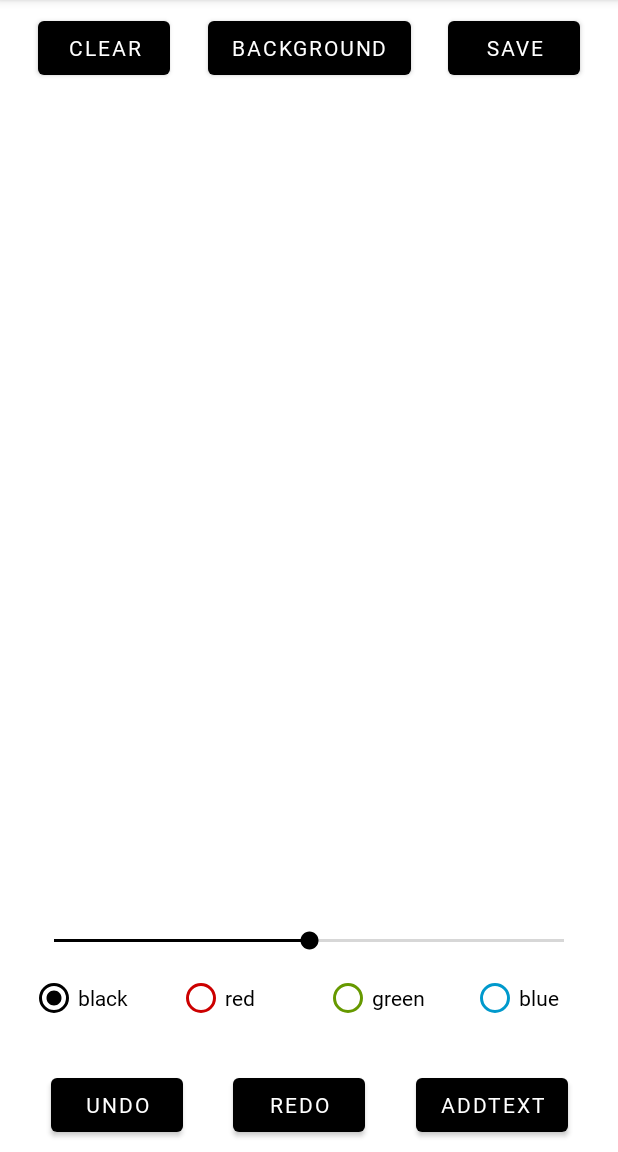
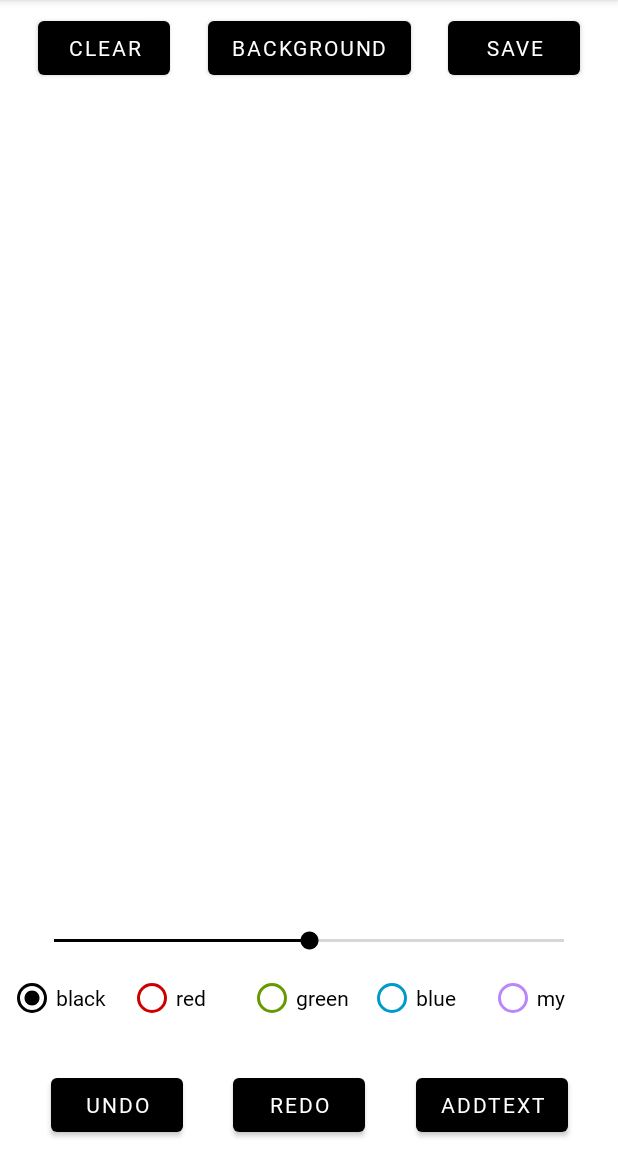
Before and after one commit to jsjclink/madcamp1w, an Android app: the fragment ThirdTab shown on its own in the app's theme, on a phone screen of 412 x 824 dp, the part 84-1236 px from its top. Run offline under Robolectric (Android 15) with nearby library versions, the phone set to English and light mode, and no system bars; libraries missing offline, so code that uses them is left out: yuku.ambilwarna.

Commit message:
implement (tab3)  add colorpicker

```diff
--- a/app/build.gradle
+++ b/app/build.gradle
@@ -45,4 +45,7 @@ dependencies {
     implementation 'com.github.chrisbanes:PhotoView:2.0.0'
     // This is for recyclerview selection
     implementation 'androidx.recyclerview:recyclerview-selection:1.0.0'
+
+    //colorpicker
+    dependencies { implementation 'com.github.yukuku:ambilwarna:2.0.1' }
 }
--- a/app/src/main/java/com/example/test2/ThirdTab.java
+++ b/app/src/main/java/com/example/test2/ThirdTab.java
@@ -35,17 +35,21 @@ import java.io.FileOutputStream;
 import java.io.IOException;
 import java.util.ArrayList;
 
+import yuku.ambilwarna.AmbilWarnaDialog;
+
 public class ThirdTab extends Fragment {
     CustomView customView;
     FrameLayout stage;
     RadioGroup radioGroup;
-    RadioButton radioBtnBlack, radioBtnRed, radioBtnGreen, radioBtnBlue;
+    RadioButton radioBtnBlack, radioBtnRed, radioBtnGreen, radioBtnBlue, radioMy;
     SeekBar seekBar;
     Button btnClear, btnSave, btnBackground, btnUndo, btnRedo, btnAddText;
 
     int color = Color.BLACK;
     float r = 5f;
     String firstTabNumberString;
+
+    int tColor;
 
     @Override
     public View onCreateView(LayoutInflater inflater, ViewGroup container, Bundle savedInstanceState) {
@@ -92,6 +96,7 @@ public class ThirdTab extends Fragment {
         radioBtnRed = v.findViewById(R.id.radioBtnRed);
         radioBtnGreen = v.findViewById(R.id.radioBtnGreen);
         radioBtnBlue = v.findViewById(R.id.radioBtnBlue);
+        radioMy = v.findViewById(R.id.radioMy);
         seekBar = v.findViewById(R.id.seekBar);
         btnClear = v.findViewById(R.id.clear);
         btnSave = v.findViewById(R.id.save);
@@ -118,10 +123,19 @@ public class ThirdTab extends Fragment {
                     case R.id.radioBtnBlue:
                         color = Color.BLUE;
                         break;
+                    case R.id.radioMy:
+                        openColorPicker();
+                        break;
                 }
                 seekBar.getThumb().setTint(color);
                 seekBar.getProgressDrawable().setTint(color);
                 customView.setPaintInfo(color, r * 2);
+            }
+        });
+        radioMy.setOnClickListener(new View.OnClickListener() {
+            @Override
+            public void onClick(View view) {
+                openColorPicker();
             }
         });
 
@@ -194,6 +208,25 @@ public class ThirdTab extends Fragment {
         });
     }
 
+    private void openColorPicker(){
+        AmbilWarnaDialog colorPicker = new AmbilWarnaDialog(getActivity(), tColor, new AmbilWarnaDialog.OnAmbilWarnaListener() {
+            @Override
+            public void onCancel(AmbilWarnaDialog dialog) {
+
+            }
+
+            @Override
+            public void onOk(AmbilWarnaDialog dialog, int color) {
+                ThirdTab.this.color = color;
+                ThirdTab.this.radioMy.getButtonDrawable().setTint(color);
+                seekBar.getThumb().setTint(color);
+                seekBar.getProgressDrawable().setTint(color);
+                customView.setPaintInfo(color, r*2);
+            }
+        });
+        colorPicker.show();
+    }
+
     public static Bitmap getBitmapFromView(View view) {
         //Define a bitmap with the same size as the view
         Bitmap returnedBitmap = Bitmap.createBitmap(view.getWidth(), view.getHeight(), Bitmap.Config.ARGB_8888);
--- a/app/src/main/res/layout/third_tab.xml
+++ b/app/src/main/res/layout/third_tab.xml
@@ -89,10 +89,12 @@
             android:id="@+id/radioGroup"
             android:layout_width="match_parent"
             android:layout_height="0dp"
-            android:layout_marginStart="20dp"
+            android:layout_marginStart="5dp"
             android:layout_marginTop="5dp"
+            android:layout_marginEnd="5dp"
             android:orientation="horizontal"
             app:layout_constraintBottom_toTopOf="@id/constraintLayout3"
+            app:layout_constraintEnd_toEndOf="parent"
             app:layout_constraintStart_toStartOf="parent"
             app:layout_constraintTop_toBottomOf="@id/seekBar">
 
@@ -103,6 +105,7 @@
                 android:layout_weight="1"
                 android:checked="true"
                 android:fontFamily="@font/spoqahansansneolight"
+                android:singleLine="true"
                 android:text="black"
                 tools:ignore="TouchTargetSizeCheck" />
 
@@ -113,6 +116,7 @@
                 android:layout_weight="1"
                 android:buttonTint="@android:color/holo_red_dark"
                 android:fontFamily="@font/spoqahansansneolight"
+                android:singleLine="true"
                 android:text="red"
                 tools:ignore="TouchTargetSizeCheck" />
 
@@ -123,6 +127,7 @@
                 android:layout_weight="1"
                 android:buttonTint="@android:color/holo_green_dark"
                 android:fontFamily="@font/spoqahansansneolight"
+                android:singleLine="true"
                 android:text="green"
                 tools:ignore="TouchTargetSizeCheck" />
 
@@ -133,7 +138,19 @@
                 android:layout_weight="1"
                 android:buttonTint="@android:color/holo_blue_dark"
                 android:fontFamily="@font/spoqahansansneolight"
+                android:singleLine="true"
                 android:text="blue"
+                tools:ignore="TouchTargetSizeCheck" />
+
+            <RadioButton
+                android:id="@+id/radioMy"
+                android:layout_width="0dp"
+                android:layout_height="wrap_content"
+                android:layout_weight="1"
+                android:buttonTint="@color/purple_200"
+                android:fontFamily="@font/spoqahansansneolight"
+                android:singleLine="true"
+                android:text="my"
                 tools:ignore="TouchTargetSizeCheck" />
 
         </RadioGroup>
```
